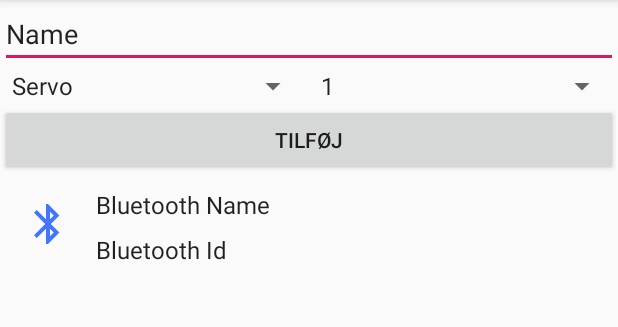
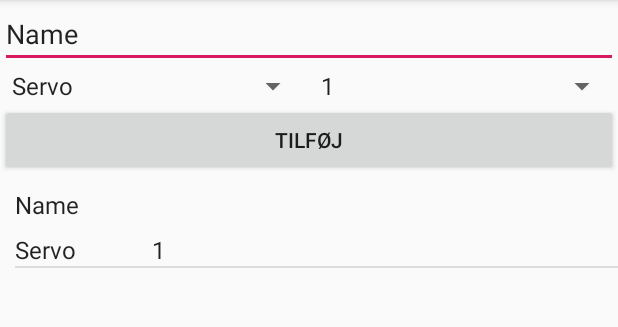
Before and after one commit to mads256c/AirballoonController, an Android app: the fragment AddViewFragment shown on its own in the app's theme, after a tap on "TILFØJ", on a phone screen of 412 x 824 dp, the part 84-411 px from its top. Run offline under Robolectric (Android 15) with nearby library versions, the phone set to English and light mode, and no system bars.

Commit message:
Recycler view finaly working

```diff
--- a/app/src/main/java/com/aatg/elev/airballooncontroller/AddViewFragment.java
+++ b/app/src/main/java/com/aatg/elev/airballooncontroller/AddViewFragment.java
@@ -2,6 +2,8 @@ package com.aatg.elev.airballooncontroller;
 
 
 import android.app.Activity;
+import android.app.AlertDialog;
+import android.content.DialogInterface;
 import android.content.Intent;
 import android.os.Bundle;
 import android.support.v4.app.Fragment;
@@ -15,7 +17,7 @@ import android.widget.Spinner;
 import android.widget.ArrayAdapter;
 import android.widget.TextView;
 
-import com.aatg.elev.bluetoothdebugger.Module;
+import com.aatg.elev.airballooncontroller.Module;
 
 import java.util.ArrayList;
 import java.util.List;
@@ -23,6 +25,7 @@ import java.util.List;
 public class AddViewFragment extends Fragment {
 
     List<Module> moduleList = new ArrayList<>();
+    private boolean ignoreErrors = false;
 
     public AddViewFragment() {
         // Required empty public constructor
@@ -36,15 +39,12 @@ public class AddViewFragment extends Fragment {
                              Bundle savedInstanceState) {
         View view = inflater.inflate(R.layout.fragment_add_view, container, false);
 
-
-
         //Recyclerview
-        RecyclerView module_viewer = view.findViewById(R.id.module_viewer);
+        final RecyclerView module_viewer = view.findViewById(R.id.module_viewer);
         module_viewer.setHasFixedSize(true);
         RecyclerView.LayoutManager layoutManager = new LinearLayoutManager(getContext());
         module_viewer.setLayoutManager(layoutManager);
-        final ModuleAdapter moduleAdapter = new ModuleAdapter(moduleList);
-        module_viewer.setAdapter(moduleAdapter);
+        module_viewer.setAdapter(new ModuleAdapter(moduleList));
 
         //Module type
         final Spinner module_type = view.findViewById(R.id.module_type);
@@ -53,28 +53,42 @@ public class AddViewFragment extends Fragment {
         module_type.setAdapter(adapter_type);
 
         //Module port
-        Spinner module_port = view.findViewById(R.id.module_port);
+        final Spinner module_port = view.findViewById(R.id.module_port);
         ArrayAdapter<CharSequence> adapter_port = ArrayAdapter.createFromResource(getContext(), R.array.port_number, android.R.layout.simple_spinner_item);
         adapter_port.setDropDownViewResource(android.R.layout.simple_spinner_dropdown_item);
         module_port.setAdapter(adapter_port);
 
         //Add button
-        TextView module_name = view.findViewById(R.id.module_name);
+        final TextView module_name = view.findViewById(R.id.module_name);
 
-        final String name = module_name.getText().toString();
-        final String type = module_type.getSelectedItem().toString();
-        final int port = Integer.parseInt(module_port.getSelectedItem().toString());
-        final Button add_module = view.findViewById(R.id.add_module);
+
+        Button add_module = view.findViewById(R.id.add_module);
         add_module.setOnClickListener(new View.OnClickListener(){
             public void onClick(View v){
+                String name = module_name.getText().toString();
+                String type = module_type.getSelectedItem().toString();
+                String port = module_port.getSelectedItem().toString();
+
                 Module module = new Module(name,type,port);
-                moduleList.add(module);
-                moduleAdapter.notifyItemInserted(0);
+
+
+                boolean hasModule = false;
+
+
+                for (Module items : moduleList){
+                    if(module.getName().equals(items.getName()) ||module.getPort()==items.getPort()){
+                        hasModule = true;
+                        break;
+                    }
+                }
+                if(!hasModule){
+                    moduleList.add(module);
+                    module_viewer.setAdapter(new ModuleAdapter(moduleList));
+                }
             }
         });
 
         // Inflate the layout for this fragment
         return view;
     }
-
 }
--- a/app/src/main/java/com/aatg/elev/airballooncontroller/Module.java
+++ b/app/src/main/java/com/aatg/elev/airballooncontroller/Module.java
@@ -1,13 +1,34 @@
-package com.aatg.elev.bluetoothdebugger;
+package com.aatg.elev.airballooncontroller;
 
-public final class Module {
+import android.os.Parcel;
+import android.os.Parcelable;
+
+public final class Module implements Parcelable {
     public String name;
     public String type;
-    public int port;
+    public String port;
 
-    public Module(String name, String type, int port) {
+    public Module(String name, String type, String port) {
         this.name = name;
         this.type = type;
         this.port = port;
     }
+
+    public  String getName(){return name;}
+
+    public String getType(){return type;}
+
+    public int getPort(){return Integer.parseInt(port);}
+
+    @Override
+    public int describeContents() {
+        return 0;
+    }
+
+    @Override
+    public void writeToParcel(Parcel dest, int flags) {
+        dest.writeString(name);
+        dest.writeString(type);
+        dest.writeString(port);
+    }
 }
--- a/app/src/main/java/com/aatg/elev/airballooncontroller/ModuleAdapter.java
+++ b/app/src/main/java/com/aatg/elev/airballooncontroller/ModuleAdapter.java
@@ -7,7 +7,7 @@ import android.view.ViewGroup;
 import android.widget.TextView;
 
 import com.aatg.elev.airballooncontroller.selectpaireddevice.PairedDeviceItem;
-import com.aatg.elev.bluetoothdebugger.Module;
+import com.aatg.elev.airballooncontroller.Module;
 
 import java.util.List;
 
@@ -21,7 +21,7 @@ public final class ModuleAdapter extends RecyclerView.Adapter<ModuleAdapter.View
     @Override
     public ModuleAdapter.ViewHolder onCreateViewHolder(ViewGroup parent, int viewType) {
         View view = LayoutInflater.from(parent.getContext())
-                .inflate(R.layout.fragment_item, parent, false);
+                .inflate(R.layout.module_item, parent, false);
         return new ModuleAdapter.ViewHolder(view);
     }
 
--- a/app/src/main/res/layout/module_item.xml
+++ b/app/src/main/res/layout/module_item.xml
@@ -40,5 +40,12 @@
 
 
         </LinearLayout>
+
+        <View
+            android:id="@+id/divider2"
+            android:layout_width="match_parent"
+            android:layout_height="1dp"
+            android:background="?android:attr/listDivider" />
+
     </LinearLayout>
 </LinearLayout>
```
